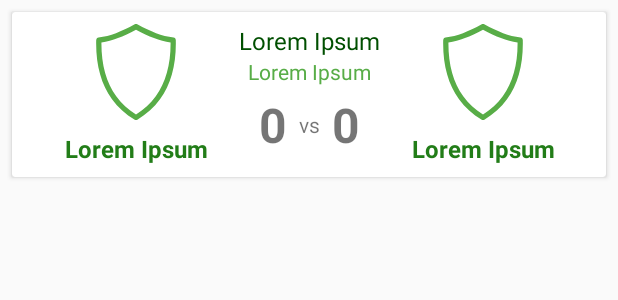
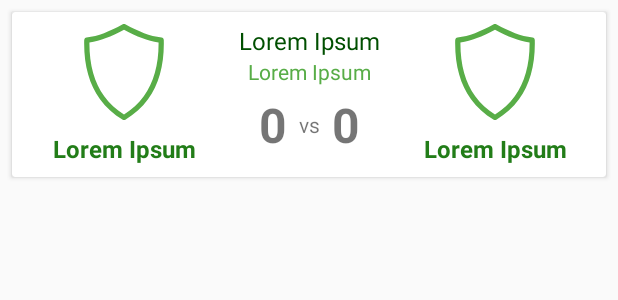
Before and after one commit to f1dz/Football-Match-Schedule, an Android app: the layout favorites_item.xml on its own in the app's theme, with its tools: preview values and no code run, on a phone screen of 412 x 824 dp. Shown: the top 300 px of the screen. Run offline under Robolectric (Android 15) with nearby library versions, the phone set to English and light mode, and no system bars.

```diff
--- a/app/build.gradle
+++ b/app/build.gradle
@@ -42,6 +42,7 @@ dependencies {
     implementation "org.jetbrains.anko:anko-design:$anko_version"
     implementation "com.android.support:recyclerview-v7:$sdk_version"
     implementation 'com.squareup.picasso:picasso:2.71828'
+    implementation 'com.facebook.stetho:stetho-okhttp3:1.5.0'
     testImplementation 'junit:junit:4.12'
     androidTestImplementation 'com.android.support.test:runner:1.0.2'
     androidTestImplementation 'com.android.support.test.espresso:espresso-core:3.0.2'
--- a/app/src/main/java/in/khofid/schedule/db/Favorite.kt
+++ b/app/src/main/java/in/khofid/schedule/db/Favorite.kt
@@ -5,9 +5,11 @@ data class Favorite(
     val matchId: String?,
     val matchDate: String?,
     val matchTime: String?,
+    val matchHomeTeamId: Int?,
     val matchHomeTeam: String?,
     val matchHomeScore: Int?,
     val matchHomeBadge: String?,
+    val matchAwayTeamId: Int?,
     val matchAwayTeam: String?,
     val matchAwayScore: Int?,
     val matchAwayBadge: String?){
@@ -18,9 +20,11 @@ data class Favorite(
         const val MATCH_ID: String = "MATCH_ID"
         const val MATCH_DATE: String = "MATCH_DATE"
         const val MATCH_TIME: String = "MATCH_TIME"
+        const val MATCH_HOME_TEAM_ID: String = "MATCH_HOME_TEAM_ID"
         const val MATCH_HOME_TEAM: String = "MATCH_HOME_TEAM"
         const val MATCH_HOME_SCORE: String = "MATCH_HOME_SCORE"
         const val MATCH_HOME_BADGE: String = "MATCH_HOME_BADGE"
+        const val MATCH_AWAY_TEAM_ID: String = "MATCH_AWAY_TEAM_ID"
         const val MATCH_AWAY_TEAM: String = "MATCH_AWAY_TEAM"
         const val MATCH_AWAY_SCORE: String = "MATCH_AWAY_SCORE"
         const val MATCH_AWAY_BADGE: String = "MATCH_AWAY_BADGE"
--- a/app/src/main/java/in/khofid/schedule/favorites/FavoritesFragment.kt
+++ b/app/src/main/java/in/khofid/schedule/favorites/FavoritesFragment.kt
@@ -67,7 +67,9 @@ class FavoritesFragment: Fragment() {
             fav.matchId?.toInt(),
             fav.matchDate,
             fav.matchTime,
+            fav.matchHomeTeamId,
             fav.matchHomeTeam,
+            fav.matchAwayTeamId,
             fav.matchAwayTeam,
             fav.matchHomeScore,
             fav.matchAwayScore)
--- a/app/src/main/java/in/khofid/schedule/home/HomeActivity.kt
+++ b/app/src/main/java/in/khofid/schedule/home/HomeActivity.kt
@@ -7,6 +7,7 @@ import `in`.khofid.schedule.match.PrevMatchFragment
 import android.os.Bundle
 import android.support.v4.app.Fragment
 import android.support.v7.app.AppCompatActivity
+import com.facebook.stetho.Stetho
 import kotlinx.android.synthetic.main.activity_home.*
 
 class HomeActivity: AppCompatActivity() {
@@ -14,6 +15,8 @@ class HomeActivity: AppCompatActivity() {
     override fun onCreate(savedInstanceState: Bundle?) {
         super.onCreate(savedInstanceState)
         setContentView(R.layout.activity_home)
+
+        Stetho.initializeWithDefaults(this);
 
         bottom_navigation.setOnNavigationItemSelectedListener {item ->
             when (item.itemId) {
--- a/app/src/main/java/in/khofid/schedule/match/MatchView.kt
+++ b/app/src/main/java/in/khofid/schedule/match/MatchView.kt
@@ -6,4 +6,5 @@ interface MatchView {
     fun showLoading()
     fun hideLoading()
     fun showMatchList(data: List<Match>)
+    fun processBadge()
 }
--- a/app/src/main/java/in/khofid/schedule/match/PrevMatchFragment.kt
+++ b/app/src/main/java/in/khofid/schedule/match/PrevMatchFragment.kt
@@ -62,6 +62,11 @@ class PrevMatchFragment: Fragment(), MatchView {
         swipe_refresh.isRefreshing = false
         matches.clear()
         matches.addAll(data)
+        presenter.processBadge(ctx, data)
+        adapter.notifyDataSetChanged()
+    }
+
+    override fun processBadge() {
         adapter.notifyDataSetChanged()
     }
 
--- a/app/src/main/java/in/khofid/schedule/model/Match.kt
+++ b/app/src/main/java/in/khofid/schedule/model/Match.kt
@@ -15,8 +15,14 @@ data class Match(
     @SerializedName("strTime")
     var matchTime: String? = null,
 
+    @SerializedName("idHomeTeam")
+    var homeTeamId: Int?  = null,
+
     @SerializedName("strHomeTeam")
     var homeTeam: String? = null,
+
+    @SerializedName("idAwayTeam")
+    var awayTeamId: Int? = null,
 
     @SerializedName("strAwayTeam")
     var awayTeam: String? = null,
--- a/app/src/main/res/layout/favorites_item.xml
+++ b/app/src/main/res/layout/favorites_item.xml
@@ -72,9 +72,9 @@
             android:layout_height="64dp"
             android:layout_marginStart="8dp"
             android:layout_marginTop="8dp"
-            android:layout_marginEnd="8dp"
+            android:layout_marginEnd="16dp"
             android:src="@drawable/ic_empty_badge"
-            app:layout_constraintEnd_toStartOf="@+id/home_score"
+            app:layout_constraintEnd_toStartOf="@+id/match_time"
             app:layout_constraintStart_toStartOf="parent"
             app:layout_constraintTop_toTopOf="parent" />
 
@@ -94,12 +94,12 @@
             android:id="@+id/away_team_badge"
             android:layout_width="64dp"
             android:layout_height="64dp"
-            android:layout_marginStart="8dp"
+            android:layout_marginStart="16dp"
             android:layout_marginTop="8dp"
             android:layout_marginEnd="8dp"
             android:src="@drawable/ic_empty_badge"
             app:layout_constraintEnd_toEndOf="parent"
-            app:layout_constraintStart_toEndOf="@+id/away_score"
+            app:layout_constraintStart_toEndOf="@+id/match_time"
             app:layout_constraintTop_toTopOf="parent" />
 
         <TextView
@@ -129,6 +129,18 @@
             app:layout_constraintEnd_toEndOf="@+id/match_date"
             app:layout_constraintStart_toStartOf="@+id/match_date"
             app:layout_constraintTop_toBottomOf="@+id/match_date" />
+
+        <ImageView
+            android:id="@+id/favorite"
+            android:layout_width="24dp"
+            android:layout_height="24dp"
+            android:layout_marginTop="8dp"
+            android:layout_marginEnd="8dp"
+            android:visibility="invisible"
+            android:tint="@color/colorAccent"
+            android:src="@drawable/ic_added_to_favorites"
+            app:layout_constraintEnd_toEndOf="parent"
+            app:layout_constraintTop_toTopOf="parent" />
     </android.support.constraint.ConstraintLayout>
 
 </android.support.v7.widget.CardView>
```
Also changed, not shown: app/src/main/java/in/khofid/schedule/db/MyDatabaseOpenHelper.kt (+13 -1 lines), app/src/main/java/in/khofid/schedule/detail/MatchDetailActivity.kt (+5 -3 lines), app/src/main/java/in/khofid/schedule/match/MatchAdapter.kt (+13 -6 lines), app/src/main/java/in/khofid/schedule/match/MatchPresenter.kt (+92 -3 lines), app/src/main/java/in/khofid/schedule/match/NextMatchFragment.kt (+15 -0 lines), app/src/main/java/in/khofid/schedule/model/Team.kt (+11 -1 lines), app/src/main/java/in/khofid/schedule/utils/TeamUtils.kt (added, +47 -0 lines).
